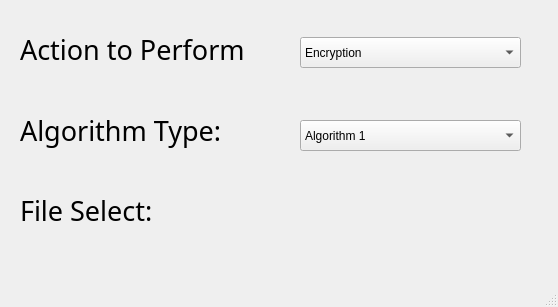
First picture: the form in src/mainwindow.ui, repository terrytosh/image-encryptor, before the edit.
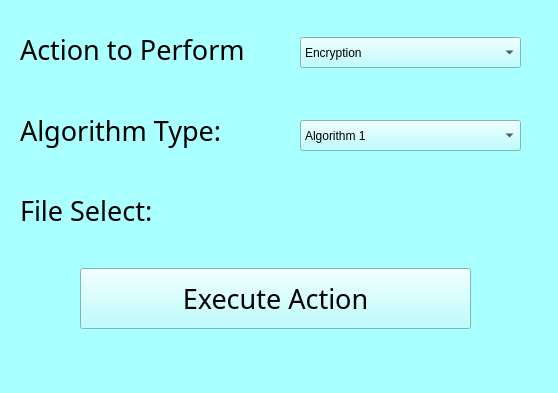
Second picture: the form after the edit.

Commit message: Played with GUI coloring.

What changed in the file:
```diff
--- a/src/mainwindow.ui
+++ b/src/mainwindow.ui
@@ -7,12 +7,24 @@
     <x>0</x>
     <y>0</y>
     <width>558</width>
-    <height>307</height>
+    <height>393</height>
    </rect>
   </property>
   <property name="windowTitle">
    <string>MainWindow</string>
   </property>
+  <property name="autoFillBackground">
+   <bool>false</bool>
+  </property>
+  <property name="styleSheet">
+   <string notr="true">background-color: rgb(170, 255, 255);
+color: rgb(0, 0, 0);
+selection-background-color: rgb(0, 0, 0);
+selection-color: rgb(255, 255, 255);</string>
+  </property>
+  <property name="tabShape">
+   <enum>QTabWidget::Rounded</enum>
+  </property>
   <widget class="QWidget" name="centralwidget">
    <widget class="QLabel" name="input_label_1">
     <property name="geometry">
@@ -121,16 +133,25 @@
      </property>
     </item>
    </widget>
-  </widget>
-  <widget class="QMenuBar" name="menubar">
-   <property name="geometry">
-    <rect>
-     <x>0</x>
-     <y>0</y>
-     <width>558</width>
-     <height>25</height>
-    </rect>
-   </property>
+   <widget class="QPushButton" name="execute_action_button">
+    <property name="geometry">
+     <rect>
+      <x>80</x>
+      <y>268</y>
+      <width>391</width>
+      <height>61</height>
+     </rect>
+    </property>
+    <property name="font">
+     <font>
+      <family>Calibri Light</family>
+      <pointsize>20</pointsize>
+     </font>
+    </property>
+    <property name="text">
+     <string>Execute Action</string>
+    </property>
+   </widget>
   </widget>
   <widget class="QStatusBar" name="statusbar"/>
  </widget>
```
The commit also changes 1 other file.
